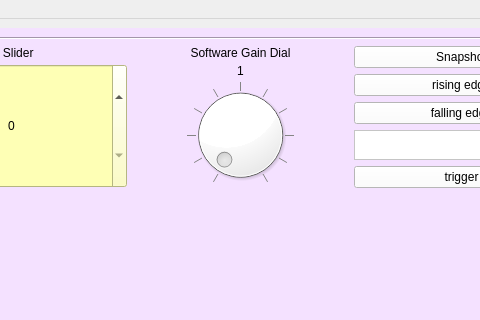
First picture: the form in mainwindow.ui, repository huss2342/Oscilloscope_Host, before the edit; both pictures show x 438 to 918 and y 0 to 320 of the 1025 by 982 pixel window.
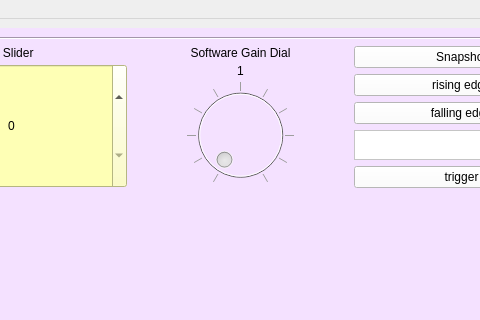
Second picture: the form after the edit.

Commit message: implementing reading from port

What changed in the file:
```diff
--- a/mainwindow.ui
+++ b/mainwindow.ui
@@ -546,6 +546,9 @@
            </item>
            <item>
             <widget class="QDial" name="dial">
+             <property name="enabled">
+              <bool>false</bool>
+             </property>
              <property name="sizePolicy">
               <sizepolicy hsizetype="Minimum" vsizetype="Minimum">
                <horstretch>0</horstretch>
```
Left out of the diff: 6 changed lines with no effect on the pictures. The commit also changes 2 other files.
